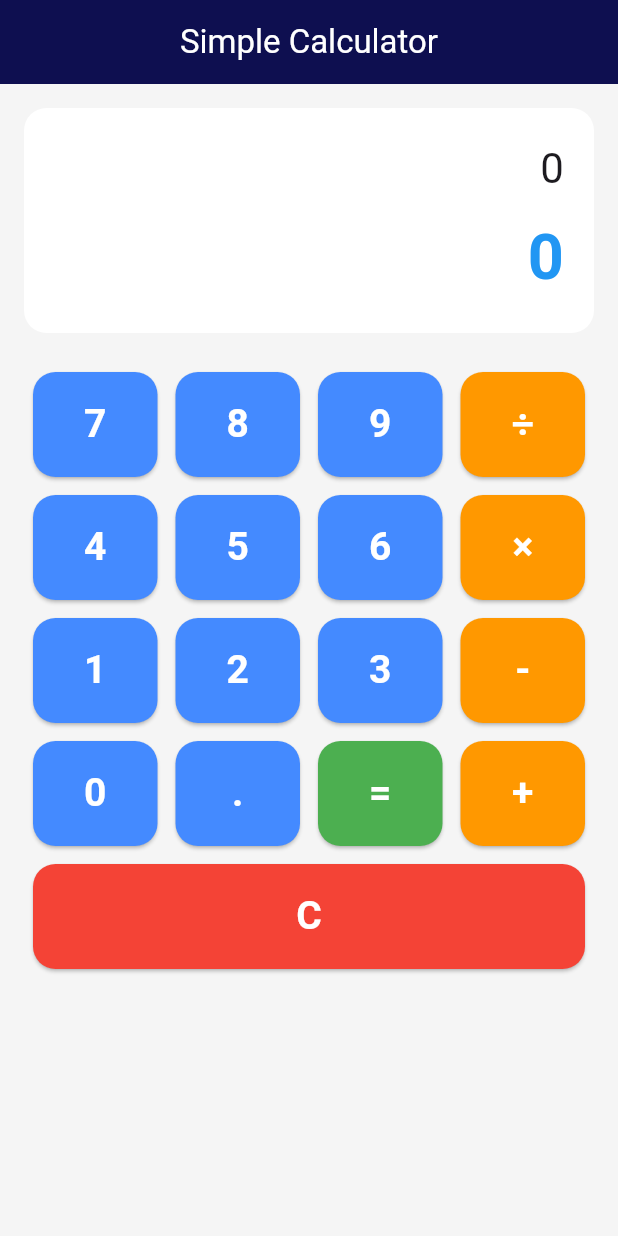
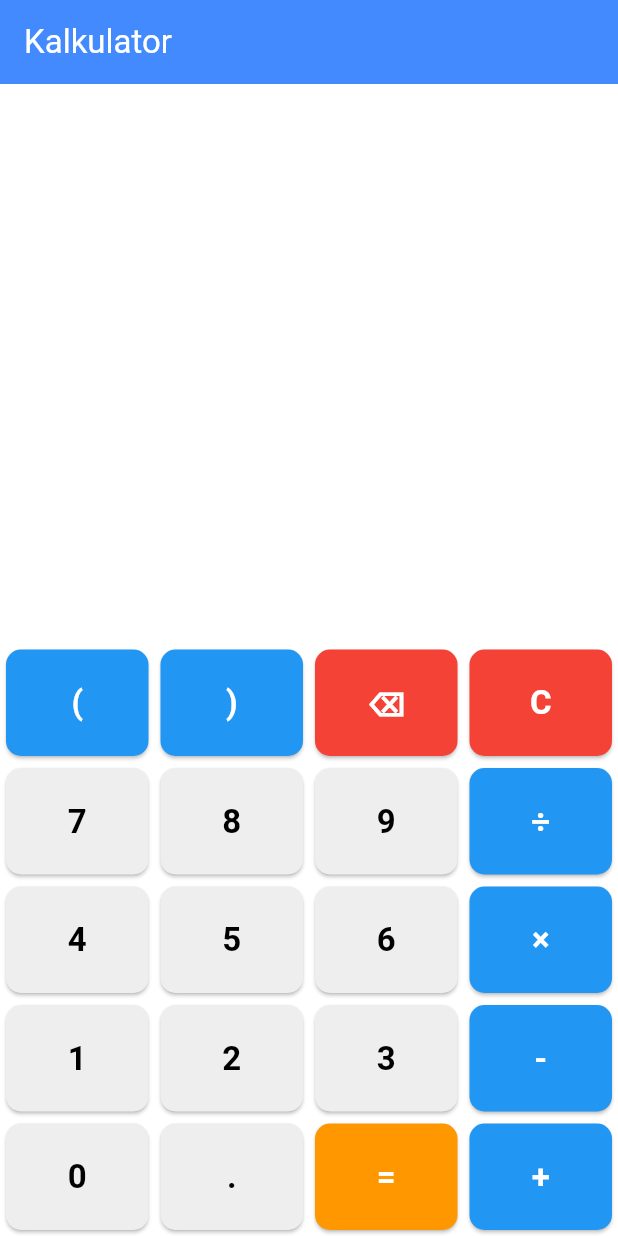
Before and after one commit to deboramath24-blip/simple-calculator, a Flutter app: the screen it shows after launch, on a phone screen of 412 x 824 dp. Run offline on Flutter 3.47's test engine with Material 3 defaults, Android fonts, the phone set to English and light mode, and no system bars; our stand-ins replace math_expressions.

Commit message:
Update kalkulator

```diff
--- a/lib/main.dart
+++ b/lib/main.dart
@@ -1,209 +1,164 @@
 import 'package:flutter/material.dart';
+import 'package:math_expressions/math_expressions.dart';
 
-void main() {
-  runApp(const MyApp());
-}
-
-class MyApp extends StatelessWidget {
-  const MyApp({super.key});
-
-  @override
-  Widget build(BuildContext context) {
-    return MaterialApp(
-      debugShowCheckedModeBanner: false,
-      title: 'Simple Calculator',
-      theme: ThemeData(useMaterial3: true),
-      home: const CalculatorPage(),
-    );
-  }
-}
+void main() => runApp(
+  const MaterialApp(debugShowCheckedModeBanner: false, home: CalculatorPage()),
+);
 
 class CalculatorPage extends StatefulWidget {
   const CalculatorPage({super.key});
-
   @override
   State<CalculatorPage> createState() => _CalculatorPageState();
 }
 
 class _CalculatorPageState extends State<CalculatorPage> {
   String input = "";
-  String hasil = "0";
+  String hasil = "";
+  List<String> riwayat = [];
 
   void tekanTombol(String value) {
     setState(() {
-      input += value;
-    });
-  }
-
-  void clear() {
-    setState(() {
-      input = "";
-      hasil = "0";
+      // Input dibatasi hingga 10 digit agar tetap dalam rentang miliaran
+      if (input.length < 10 || "+-*/()".contains(value)) {
+        input += value;
+      }
     });
   }
 
   void hitung() {
     try {
+      // Mengganti simbol agar dipahami parser
       String ekspresi = input.replaceAll('×', '*').replaceAll('÷', '/');
 
-      List<String> angka = [];
-      List<String> operator = [];
-
-      String temp = "";
-
-      for (int i = 0; i < ekspresi.length; i++) {
-        String c = ekspresi[i];
-
-        if ("+-*/".contains(c)) {
-          angka.add(temp);
-          operator.add(c);
-          temp = "";
-        } else {
-          temp += c;
-        }
-      }
-
-      angka.add(temp);
-
-      double hasilAkhir = double.parse(angka[0]);
-
-      for (int i = 0; i < operator.length; i++) {
-        double nilai = double.parse(angka[i + 1]);
-
-        switch (operator[i]) {
-          case "+":
-            hasilAkhir += nilai;
-            break;
-          case "-":
-            hasilAkhir -= nilai;
-            break;
-          case "*":
-            hasilAkhir *= nilai;
-            break;
-          case "/":
-            hasilAkhir /= nilai;
-            break;
-        }
-      }
+      Parser p = Parser();
+      Expression exp = p.parse(ekspresi);
+      ContextModel cm = ContextModel();
+      double eval = exp.evaluate(EvaluationType.REAL, cm);
 
       setState(() {
-        hasil = hasilAkhir % 1 == 0
-            ? hasilAkhir.toInt().toString()
-            : hasilAkhir.toStringAsFixed(2);
+        // Format desimal: 5 angka di belakang, hapus nol berlebih, ubah . jadi ,
+        String res = eval.toStringAsFixed(5);
+        res = res.replaceAll(RegExp(r"([.]*0+)(?!.*\d)"), "");
+        res = res.replaceAll('.', ',');
+
+        hasil = res;
+        riwayat.insert(0, "$input = $res");
+        if (riwayat.length > 5) riwayat.removeLast();
       });
     } catch (e) {
-      setState(() {
-        hasil = "Error";
-      });
+      setState(() => hasil = "Error");
     }
   }
 
-  Widget tombol(String text, {Color color = Colors.blueAccent}) {
+  @override
+  Widget build(BuildContext context) {
+    return Scaffold(
+      backgroundColor: Colors.white,
+      appBar: AppBar(
+        title: const Text("Kalkulator", style: TextStyle(color: Colors.white)),
+        backgroundColor: Colors.blueAccent,
+      ),
+      body: Column(
+        children: [
+          // Area Riwayat
+          Expanded(
+            child: ListView.builder(
+              reverse: true,
+              itemCount: riwayat.length,
+              itemBuilder: (context, i) => ListTile(
+                title: Text(
+                  riwayat[i],
+                  style: const TextStyle(fontSize: 14, color: Colors.grey),
+                  textAlign: TextAlign.right,
+                ),
+              ),
+            ),
+          ),
+          // Area Tampilan Input & Hasil
+          Container(
+            padding: const EdgeInsets.all(20),
+            alignment: Alignment.bottomRight,
+            child: Column(
+              crossAxisAlignment: CrossAxisAlignment.end,
+              children: [
+                Text(input, style: const TextStyle(fontSize: 28)),
+                const SizedBox(height: 10),
+                Text(
+                  hasil.isEmpty ? "" : "= $hasil",
+                  style: const TextStyle(
+                    fontSize: 42,
+                    fontWeight: FontWeight.bold,
+                    color: Colors.blueAccent,
+                  ),
+                ),
+              ],
+            ),
+          ),
+          _buildKeypad(),
+        ],
+      ),
+    );
+  }
+
+  Widget _buildKeypad() {
+    return Column(
+      children: [
+        rowTombol(
+          ["(", ")", "⌫", "C"],
+          [Colors.blue, Colors.blue, Colors.red, Colors.red],
+        ),
+        rowTombol(["7", "8", "9", "÷"], [null, null, null, Colors.blue]),
+        rowTombol(["4", "5", "6", "×"], [null, null, null, Colors.blue]),
+        rowTombol(["1", "2", "3", "-"], [null, null, null, Colors.blue]),
+        rowTombol(
+          ["0", ".", "=", "+"],
+          [null, null, Colors.orange, Colors.blue],
+        ),
+      ],
+    );
+  }
+
+  Widget rowTombol(List<String> teks, List<Color?> warna) {
+    return Row(
+      children: List.generate(teks.length, (i) => tombol(teks[i], warna[i])),
+    );
+  }
+
+  Widget tombol(String text, Color? color) {
     return Expanded(
       child: Padding(
-        padding: const EdgeInsets.all(6),
+        padding: const EdgeInsets.all(4),
         child: ElevatedButton(
-          onPressed: () {
-            if (text == "=") {
-              hitung();
-            } else if (text == "C") {
-              clear();
-            } else {
-              tekanTombol(text);
-            }
-          },
           style: ElevatedButton.styleFrom(
-            backgroundColor: color,
-            foregroundColor: Colors.white,
-            minimumSize: const Size(70, 70),
+            backgroundColor: color ?? const Color(0xFFEEEEEE),
+            foregroundColor: color == null ? Colors.black : Colors.white,
+            padding: const EdgeInsets.symmetric(vertical: 20),
             shape: RoundedRectangleBorder(
-              borderRadius: BorderRadius.circular(15),
+              borderRadius: BorderRadius.circular(10),
             ),
           ),
+          onPressed: () {
+            if (text == "=")
+              hitung();
+            else if (text == "C")
+              setState(() {
+                input = "";
+                hasil = "";
+              });
+            else if (text == "⌫")
+              setState(() {
+                if (input.isNotEmpty)
+                  input = input.substring(0, input.length - 1);
+              });
+            else
+              tekanTombol(text);
+          },
           child: Text(
             text,
-            style: const TextStyle(fontSize: 26, fontWeight: FontWeight.bold),
+            style: const TextStyle(fontSize: 22, fontWeight: FontWeight.bold),
           ),
         ),
       ),
     );
   }
-
-  Widget baris(List<Widget> children) {
-    return Row(children: children);
-  }
-
-  @override
-  Widget build(BuildContext context) {
-    return Scaffold(
-      backgroundColor: Colors.grey[100],
-      appBar: AppBar(
-        title: const Text("Simple Calculator"),
-        centerTitle: true,
-        backgroundColor: const Color.fromARGB(255, 14, 15, 80),
-        foregroundColor: Colors.white,
-      ),
-      body: Padding(
-        padding: const EdgeInsets.all(16),
-        child: Column(
-          children: [
-            Container(
-              width: double.infinity,
-              padding: const EdgeInsets.all(20),
-              decoration: BoxDecoration(
-                color: Colors.white,
-                borderRadius: BorderRadius.circular(15),
-              ),
-              child: Column(
-                crossAxisAlignment: CrossAxisAlignment.end,
-                children: [
-                  Text(
-                    input.isEmpty ? "0" : input,
-                    style: const TextStyle(fontSize: 28),
-                  ),
-                  const SizedBox(height: 10),
-                  Text(
-                    hasil,
-                    style: const TextStyle(
-                      fontSize: 42,
-                      fontWeight: FontWeight.bold,
-                      color: Colors.blue,
-                    ),
-                  ),
-                ],
-              ),
-            ),
-
-            const SizedBox(height: 20),
-
-            baris([
-              tombol("7"),
-              tombol("8"),
-              tombol("9"),
-              tombol("÷", color: Colors.orange),
-            ]),
-            baris([
-              tombol("4"),
-              tombol("5"),
-              tombol("6"),
-              tombol("×", color: Colors.orange),
-            ]),
-            baris([
-              tombol("1"),
-              tombol("2"),
-              tombol("3"),
-              tombol("-", color: Colors.orange),
-            ]),
-            baris([
-              tombol("0"),
-              tombol("."),
-              tombol("=", color: Colors.green),
-              tombol("+", color: Colors.orange),
-            ]),
-            baris([tombol("C", color: Colors.red)]),
-          ],
-        ),
-      ),
-    );
-  }
 }
--- a/pubspec.yaml
+++ b/pubspec.yaml
@@ -30,6 +30,7 @@ environment:
 dependencies:
   flutter:
     sdk: flutter
+  math_expressions: ^2.7.0
 
   # The following adds the Cupertino Icons font to your application.
   # Use with the CupertinoIcons class for iOS style icons.
```
Also changed, not shown: pubspec.lock.
